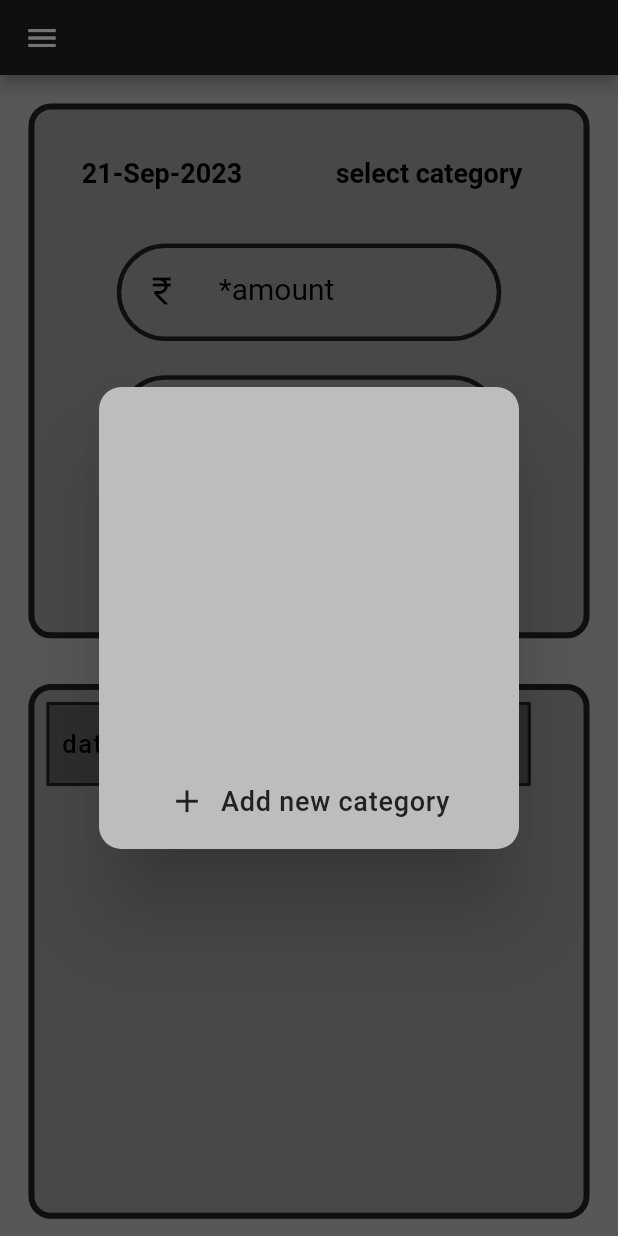
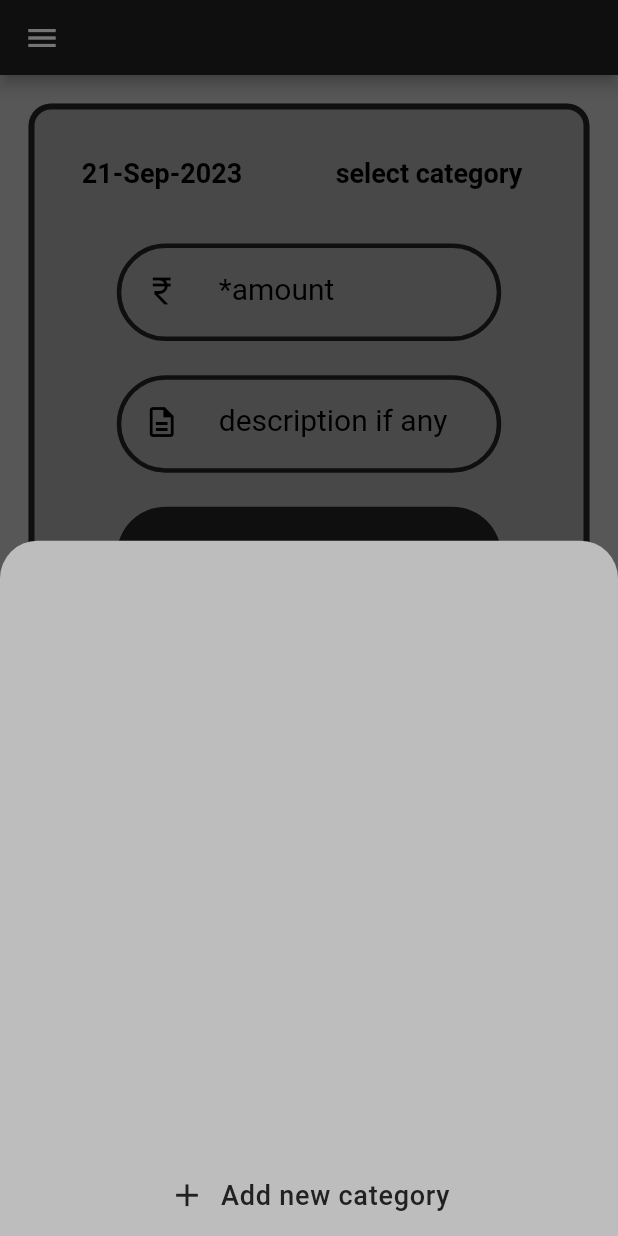
Before and after one commit to DILPREET1910/expense-tracker, a Flutter app: the screen it shows once a user with an empty profile is signed in, after a tap on "select category", on a phone screen of 412 x 824 dp. Run offline on Flutter 3.47's test engine with Material 2 defaults, Android fonts, the phone set to English and light mode, and no system bars; our stand-ins replace firebase_auth, firebase_core, firebase_database, fl_chart, flutter_spinkit, google_fonts; accounts and stored records are empty; Roboto replaces fonts that are missing (Ubuntu).

```diff
--- a/lib/widgets/dataAdderCard.dart
+++ b/lib/widgets/dataAdderCard.dart
@@ -54,25 +54,29 @@ class _WidgetsDataAdderCardState extends State<WidgetsDataAdderCard> {
 
   //category picker
   void _selectCategory() {
-    showDialog(
+    showModalBottomSheet(
         context: context,
+        backgroundColor: Colors.grey[400],
+        shape: const RoundedRectangleBorder(
+          borderRadius: BorderRadius.only(
+            topRight: Radius.circular(25),
+            topLeft: Radius.circular(25),
+          ),
+        ),
         builder: (context) {
           return StatefulBuilder(
             builder: (context, StateSetter secondSetState) {
-              return AlertDialog(
-                shape: RoundedRectangleBorder(
-                    borderRadius: BorderRadius.circular(15)),
-                backgroundColor: Colors.grey[400],
-                content: SizedBox(
-                    height: 200,
-                    width: 100,
-                    child: FutureBuilder(
+              return FutureBuilder(
                 future: realTimeDatabase.getCategories(),
                 builder: (context, snapshot) {
                   if (snapshot.connectionState == ConnectionState.done &&
                       snapshot.hasData) {
                     final categoryList = snapshot.data!.children.toList();
-                          return ListView.builder(
+                    return Column(
+                      children: [
+                        SizedBox(
+                          height: MediaQuery.sizeOf(context).height / 2,
+                          child: ListView.builder(
                             itemCount: categoryList.length,
                             itemBuilder: (context, index) {
                               return ListTile(
@@ -110,21 +114,18 @@ class _WidgetsDataAdderCardState extends State<WidgetsDataAdderCard> {
                                 ),
                               );
                             },
-                          );
-                        } else {
-                          return SpinKitCircle(color: Colors.grey[900]);
-                        }
-                      },
-                    )),
-                actions: [
+                          ),
+                        ),
                         TextButton(
                           onPressed: () {
-                        addCategory(context, realTimeDatabase, secondSetState);
+                            addCategory(
+                                context, realTimeDatabase, secondSetState);
                           },
                           child: Row(
                             mainAxisAlignment: MainAxisAlignment.center,
                             children: [
-                            Icon(Icons.add, size: 25, color: Colors.grey[900]),
+                              Icon(Icons.add,
+                                  size: 25, color: Colors.grey[900]),
                               const SizedBox(width: 10),
                               Text(
                                 "Add new category",
@@ -134,9 +135,16 @@ class _WidgetsDataAdderCardState extends State<WidgetsDataAdderCard> {
                                   fontSize: 18,
                                   letterSpacing: 0.5,
                                 ),
-                            )
-                          ]))
+                              ),
                             ],
+                          ),
+                        ),
+                      ],
+                    );
+                  } else {
+                    return SpinKitCircle(color: Colors.grey[900]);
+                  }
+                },
               );
             },
           );
```
Lines whose indentation alone changed are shown as unchanged.
